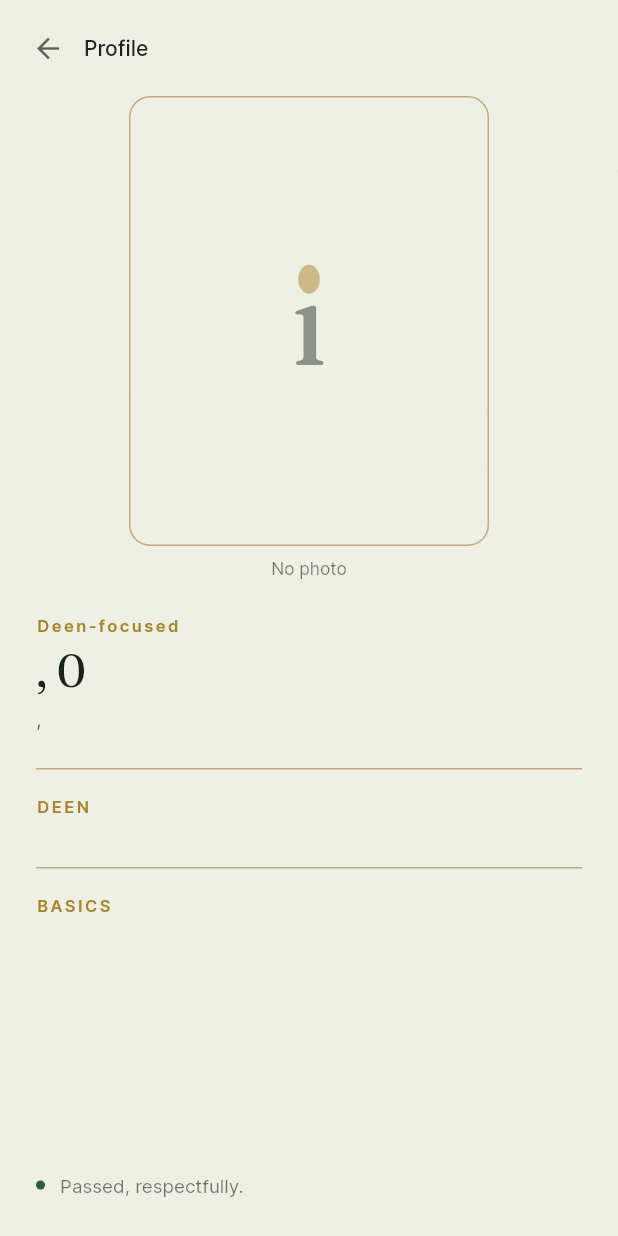
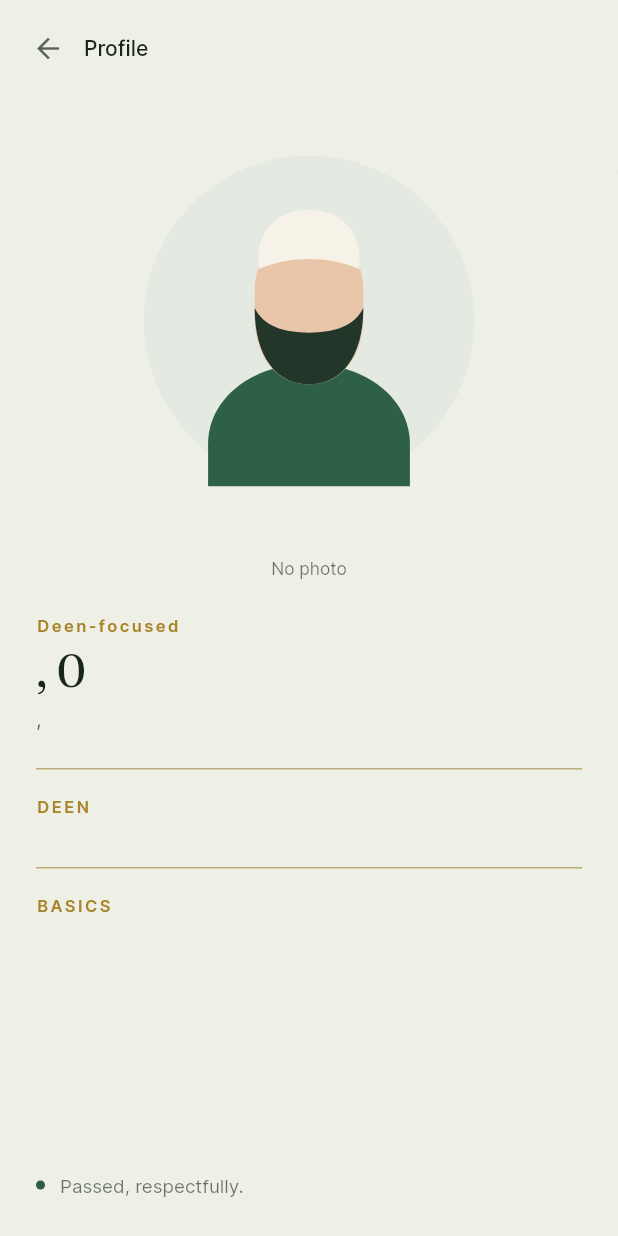
Before and after one commit to connecttopathan-ops/ikhlas, a Flutter app: the MatchDetailScreen screen opened directly with empty values, on a phone screen of 412 x 824 dp. Run offline on Flutter 3.47's test engine with Material 3 defaults, Android fonts, the phone set to English and light mode, and no system bars; our stand-ins replace cached_network_image, camera, cloud_firestore, cloud_functions, device_info_plus, firebase_auth and 12 more; accounts and stored records are empty.

Commit message:
photos: gender-avatar hidden-photo placeholders (flutter_svg)
Wire Ab's faceless brand avatars (avatar-brother.svg / avatar-sister.svg,
sage + deep-green, curved) as the hidden-photo placeholder everywhere, per
PRD §4.2's three-state model:
- assets/avatars/*.svg bundled + declared; flutter_svg added.
- HiddenPhotoPlaceholder (the ONE shared widget, used on the match card AND
  the profile/DP screen) now renders the gender avatar — sister for female,
  brother otherwise — as a circular SVG with the state caption always beneath.
  Replaces the old lozenge/generic illustration; no square/diamond frame.
- All no-photo / on_mutual_hidden states pass the profile's gender; blurred
  and public/revealed photos still show the real image.
- chatProfile projection now carries gender so the profile screen picks the
  right avatar; entry snapshots already did. Backfilled gender onto the
  seeded demo matches.

Co-Authored-By: Claude Opus 4.8 <noreply@anthropic.com>

```diff
--- a/app/lib/core/theme/widgets.dart
+++ b/app/lib/core/theme/widgets.dart
@@ -2,6 +2,7 @@ import 'dart:math' as math;
 import 'dart:ui' as ui;
 import 'package:flutter/material.dart';
 import 'package:flutter/services.dart';
+import 'package:flutter_svg/flutter_svg.dart';
 import 'app_theme.dart';
 
 /// ============================================================
@@ -321,38 +322,43 @@ class RoundBullet extends StatelessWidget {
   }
 }
 
-/// Shared hidden/absent-photo placeholder — a curved lozenge in a rounded
-/// frame with a one-line reason beneath, so the viewer always knows WHICH
-/// state they're seeing (gated pending mutual interest, or no photo at all).
-/// Used identically on the match card and the profile/DP screen. Curves only.
+/// Shared hidden/absent-photo placeholder — a faceless gender avatar (brand
+/// SVG, curved/circular) with a one-line reason beneath, so the viewer always
+/// knows WHICH state they're seeing (gated pending mutual interest, or no
+/// photo at all). ONE widget, used identically on the match card and the
+/// profile/DP screen. Curves only. Pass the profile's gender to pick the
+/// brother / sister avatar.
 class HiddenPhotoPlaceholder extends StatelessWidget {
   final double width;
   final double height;
-  final double radius;
   final String reason;
-  final double lozengeSize;
+  final String? gender; // 'female' → sister, else → brother
   const HiddenPhotoPlaceholder({
     super.key,
     this.width = 240,
     this.height = 300,
-    this.radius = 14,
     required this.reason,
-    this.lozengeSize = 96,
+    this.gender,
   });
+
+  static String avatarAsset(String? gender) => gender == 'female'
+      ? 'assets/avatars/avatar-sister.svg'
+      : 'assets/avatars/avatar-brother.svg';
+
   @override
   Widget build(BuildContext context) {
     final isDark = Theme.of(context).brightness == Brightness.dark;
-    final hair = isDark ? DarkTokens.hairline(.4) : LightTokens.hairline;
     final muted = isDark ? DarkTokens.muted() : LightTokens.muted();
+    // Circular avatar sized to fit the photo slot (the SVG carries its own
+    // sage circle — no square frame). Caption always shown beneath.
+    final d = math.min(width, height) * 0.92;
     return Column(mainAxisSize: MainAxisSize.min, children: [
-      Container(
+      SizedBox(
         width: width,
         height: height,
-        decoration: BoxDecoration(
-          borderRadius: BorderRadius.circular(radius),
-          border: Border.all(color: hair),
+        child: Center(
+          child: SvgPicture.asset(avatarAsset(gender), width: d, height: d),
         ),
-        child: Center(child: LozengeMark(size: lozengeSize, opacity: .5)),
       ),
       const SizedBox(height: 6),
       Text(reason,
--- a/app/lib/features/matches/match_detail_screen.dart
+++ b/app/lib/features/matches/match_detail_screen.dart
@@ -148,17 +148,19 @@ class _MatchDetailScreenState extends ConsumerState<MatchDetailScreen> {
     final vis = e['photoVisibility'] as String? ?? 'on_mutual_blur';
     const w = 240.0, h = 300.0;
 
-    // No photo uploaded, or hidden-until-request → the shared lozenge
+    // No photo uploaded, or hidden-until-request → the shared gender-avatar
     // placeholder with a one-line reason so the state is never ambiguous.
+    final gender = e['gender'] as String?;
     if (!hasPhotos) {
-      return const Center(
+      return Center(
           child: HiddenPhotoPlaceholder(
-              width: w, height: h, reason: 'No photo'));
+              width: w, height: h, gender: gender, reason: 'No photo'));
     }
     if (vis == 'on_mutual_hidden') {
-      return const Center(
+      return Center(
           child: HiddenPhotoPlaceholder(
-              width: w, height: h, reason: 'Photo shared on mutual interest'));
+              width: w, height: h, gender: gender,
+              reason: 'Photo shared on mutual interest'));
     }
 
     // public → clear; on_mutual_blur → server returns a blur pre-match, with
```
Also changed, not shown: app/lib/features/chat/chat_profile_screen.dart (+7 -5 lines), app/lib/features/matches/match_batch.dart (+8 -6 lines), app/pubspec.yaml (+6 -1 lines), app/assets/avatars/avatar-brother.svg (added), app/assets/avatars/avatar-sister.svg (added), app/pubspec.lock, 1 other file.
